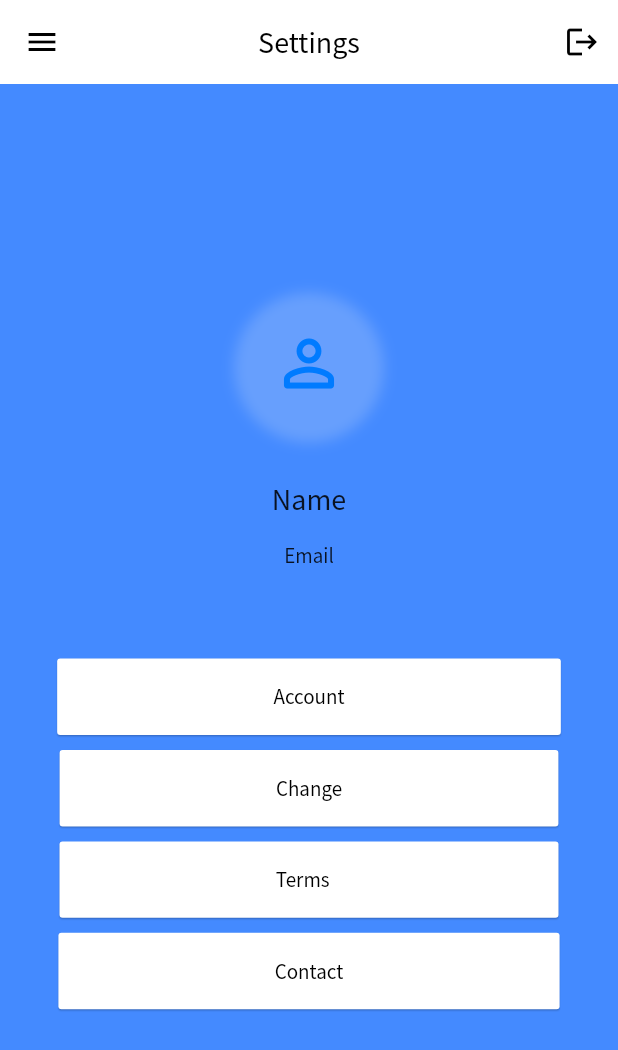
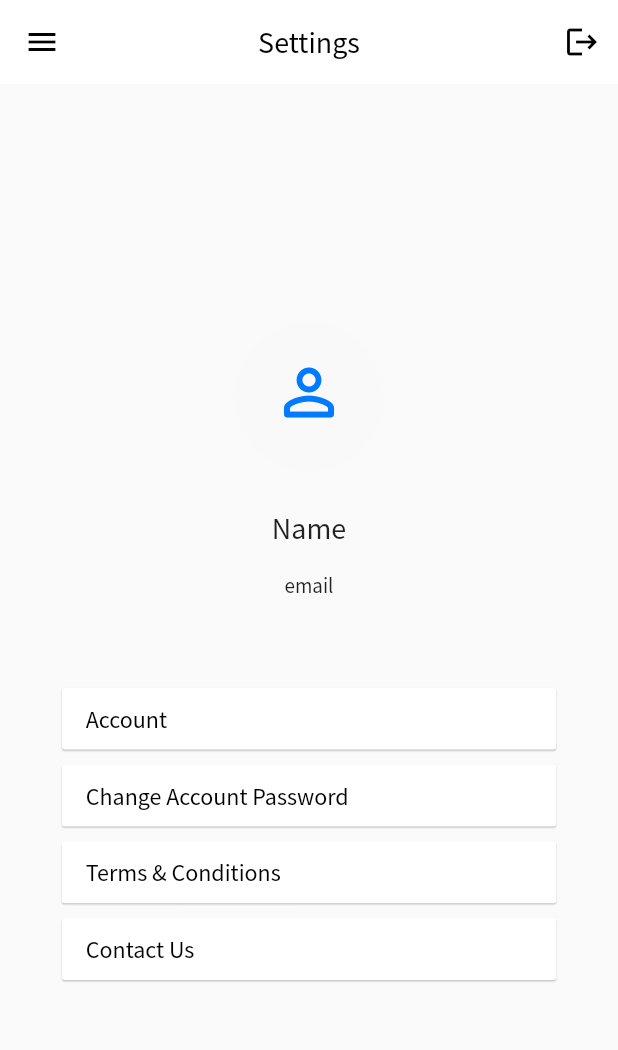
Before and after one commit to faseeh1999/FindMySchool, a Flutter app: the screen it shows after launch, on a phone screen of 412 x 824 dp. Shown: the top 1050 px of the screen. Run offline on Flutter 3.47's test engine with Material 2 defaults, Android fonts, the phone set to English and light mode, and no system bars; our stand-ins replace animated_text_kit, bottom_navy_bar, cloud_firestore, firebase_auth, firebase_core, form_validator and 6 more; accounts and stored records are empty.

Commit message:
Resolved Delay Issue & Settings UI
Delay in app start is resolved & bottom navigation bar is implemented along with settings screen UI.

```diff
--- a/lib/screens/dashboard.dart
+++ b/lib/screens/dashboard.dart
@@ -24,9 +24,7 @@ class _DashboardState extends State<Dashboard> {
 
   List listOfColors = [
 
-    Container(
-      color: Colors.blueAccent,
-    ),
+    SettingsScreen(),
     Container(
       color: Colors.amber,
     ),
@@ -128,7 +126,7 @@ class _DashboardState extends State<Dashboard> {
         ),
         bottomNavigationBar: buildBottomNavyBar(),
         body: listOfColors[_currentIndex]);
-  }
+}
 
   BottomNavyBar buildBottomNavyBar() {
     return BottomNavyBar(
--- a/lib/screens/settings.dart
+++ b/lib/screens/settings.dart
@@ -6,18 +6,47 @@ import 'package:flutter/material.dart';
 import 'package:page_transition/page_transition.dart';
 import 'package:shared_preferences/shared_preferences.dart';
 
-import 'forgotPassword.dart';
 
-class SettingsScreen extends StatelessWidget {
+
+class SettingsScreen extends StatefulWidget {
   const SettingsScreen({
     Key key,
   }) : super(key: key);
+
+
+
+
+
+
+  @override
+  _SettingsScreenState createState() => _SettingsScreenState();
+}
+
+
+
+
+
+class _SettingsScreenState extends State<SettingsScreen> {
+
+
+  // To get User email & Name from Firebase
+
+
+
+
+
+  @override
+  void initState() {
+    // TODO: implement initState
+    super.initState();
+
+  }
 
   @override
   Widget build(BuildContext context) {
     Size size = MediaQuery.of(context).size;
     return Scaffold(
-      backgroundColor: Colors.blueAccent,
+
       appBar: AppBar(
         actions: [
           IconButton(
@@ -127,7 +156,7 @@ class SettingsScreen extends StatelessWidget {
                 height: size.height * 0.02,
               ),
               Text(
-                "Email",
+                "email",
                 style: TextStyle(fontFamily: 'ss', fontSize: 14),
               ),
               SizedBox(
@@ -136,51 +165,68 @@ class SettingsScreen extends StatelessWidget {
 
               Container(
                 margin: EdgeInsets.fromLTRB(0, 10, 0, 0),
+                height: size.height*0.05,
+                width: size.width*0.8,
                 child: RaisedButton(
+
                   elevation: 0.5,
-                  padding: EdgeInsets.symmetric(horizontal: size.width*0.35,vertical: size.height*0.02),
+                  //padding: EdgeInsets.symmetric(horizontal: size.width*0.35,vertical: size.height*0.02),
                   onPressed: (){},
                   textColor: Colors.black,
                   color: Colors.white,
-                  child: Text("Account", style: TextStyle(fontFamily: 'ss'),),
+                  child: Align(
+                      alignment: Alignment.centerLeft,
+                      child: Text("Account", style: TextStyle(fontFamily: 'ss', fontSize: 16) )),
 
                 ),
               ),
 
               Container(
                 margin: EdgeInsets.fromLTRB(0, 10, 0, 0),
+                height: size.height*0.05,
+                width: size.width*0.8,
                 child: RaisedButton(
                   elevation: 0.5,
-                  padding: EdgeInsets.symmetric(horizontal: size.width*0.35,vertical: size.height*0.02),
+                  //padding: EdgeInsets.symmetric(horizontal: size.width*0.35,vertical: size.height*0.02),
                   onPressed: (){},
                   textColor: Colors.black,
                   color: Colors.white,
-                  child: Text("Change", style: TextStyle(fontFamily: 'ss'),),
+                  child: Align(
+                      alignment: Alignment.centerLeft,
+                      child: Text("Change Account Password", style: TextStyle(fontFamily: 'ss',fontSize: 16),)),
 
                 ),
               ),
               Container(
                 margin: EdgeInsets.fromLTRB(0, 10, 0, 0),
+                height: size.height*0.05,
+                width: size.width*0.8,
                 child: RaisedButton(
                   elevation: 0.5,
-                  padding: EdgeInsets.symmetric(horizontal: size.width*0.35,vertical: size.height*0.02),
+                  //padding: EdgeInsets.symmetric(horizontal: size.width*0.35,vertical: size.height*0.02),
                   onPressed: (){},
                   textColor: Colors.black,
                   color: Colors.white,
-                  child: Text("Terms   ", style: TextStyle(fontFamily: 'ss'),),
+                  child: Align(
+                      alignment: Alignment.centerLeft,
+                      child: Text("Terms & Conditions", style: TextStyle(fontFamily: 'ss',fontSize: 16),)),
 
                 ),
               ),
               Container(
                 margin: EdgeInsets.fromLTRB(0, 10, 0, 10),
+                height: size.height*0.05,
+                width: size.width*0.8,
                 child: RaisedButton(
 
                   elevation: 0.5,
-                  padding: EdgeInsets.symmetric(horizontal: size.width*0.35,vertical: size.height*0.02),
+                  //padding: EdgeInsets.symmetric(horizontal: size.width*0.35,vertical: size.height*0.02),
                   onPressed: (){},
                   textColor: Colors.black,
                   color: Colors.white,
-                  child: Text("Contact", style: TextStyle(fontFamily: 'ss')),
+                  child: Align(
+                      alignment: Alignment.centerLeft,
+                      child: Text("Contact Us", style: TextStyle(fontFamily: 'ss',fontSize: 16))),
 
                 ),
               ),
--- a/pubspec.yaml
+++ b/pubspec.yaml
@@ -39,6 +39,7 @@ dependencies:
   bottom_navy_bar: ^5.6.0
   google_sign_in: ^4.5.9
   shared_preferences: ^0.5.12+4
+  persistent_bottom_nav_bar: ^3.1.0
 dev_dependencies:
   flutter_test:
     sdk: flutter
```
Also changed, not shown: lib/screens/bottombar.dart (added, +71 -0 lines), lib/screens/signup.dart (+3 -4 lines), lib/screens/splash.dart (+36 -16 lines), pubspec.lock.
